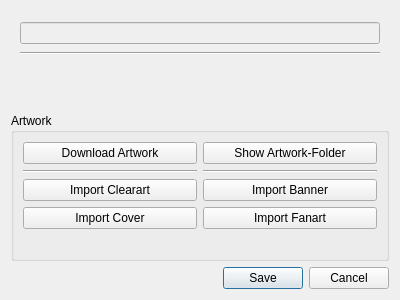
Above: gameinfodialog.ui from FusionLauncher/FusionClient before the change. Below: the same form after it.
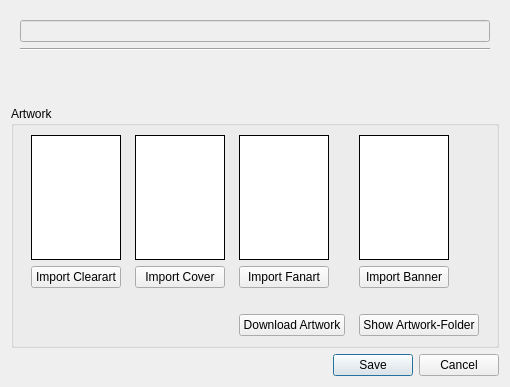
That is the form after the change.

Commit message: Show art on GameInfoDialog

```diff
--- a/gameinfodialog.ui
+++ b/gameinfodialog.ui
@@ -6,8 +6,8 @@
    <rect>
     <x>0</x>
     <y>0</y>
-    <width>400</width>
-    <height>300</height>
+    <width>510</width>
+    <height>381</height>
    </rect>
   </property>
   <property name="windowTitle">
@@ -16,6 +16,12 @@
   <layout class="QVBoxLayout" name="verticalLayout">
    <item>
     <widget class="QWidget" name="widget_2" native="true">
+     <property name="sizePolicy">
+      <sizepolicy hsizetype="Preferred" vsizetype="Fixed">
+       <horstretch>0</horstretch>
+       <verstretch>0</verstretch>
+      </sizepolicy>
+     </property>
      <layout class="QVBoxLayout" name="verticalLayout_2">
       <item>
        <widget class="QLineEdit" name="lineEdit">
@@ -59,66 +65,212 @@
       <string>Artwork</string>
      </property>
      <layout class="QGridLayout" name="gridLayout">
-      <item row="5" column="1">
-       <widget class="QPushButton" name="importBannerButton">
+      <item row="6" column="4">
+       <widget class="QLabel" name="label_2">
         <property name="text">
-         <string>Import Banner</string>
+         <string/>
         </property>
        </widget>
       </item>
-      <item row="6" column="1">
-       <widget class="QPushButton" name="importFanartButton">
-        <property name="text">
-         <string>Import Fanart</string>
-        </property>
-       </widget>
-      </item>
-      <item row="6" column="0">
-       <widget class="QPushButton" name="importCoverButton">
-        <property name="text">
-         <string>Import Cover</string>
-        </property>
-       </widget>
-      </item>
-      <item row="5" column="0">
+      <item row="4" column="0">
        <widget class="QPushButton" name="importClearartButton">
+        <property name="minimumSize">
+         <size>
+          <width>90</width>
+          <height>0</height>
+         </size>
+        </property>
+        <property name="maximumSize">
+         <size>
+          <width>90</width>
+          <height>16777215</height>
+         </size>
+        </property>
         <property name="text">
          <string>Import Clearart</string>
         </property>
        </widget>
       </item>
-      <item row="1" column="1">
-       <widget class="QPushButton" name="ShowArtworkFolder">
+      <item row="4" column="3">
+       <widget class="QPushButton" name="importFanartButton">
+        <property name="minimumSize">
+         <size>
+          <width>90</width>
+          <height>0</height>
+         </size>
+        </property>
+        <property name="maximumSize">
+         <size>
+          <width>90</width>
+          <height>16777215</height>
+         </size>
+        </property>
         <property name="text">
-         <string>Show Artwork-Folder</string>
+         <string>Import Fanart</string>
         </property>
        </widget>
       </item>
-      <item row="1" column="0">
+      <item row="7" column="3">
        <widget class="QPushButton" name="downloadArtButton">
         <property name="text">
          <string>Download Artwork</string>
         </property>
        </widget>
       </item>
-      <item row="7" column="1">
-       <widget class="QLabel" name="label_2">
+      <item row="2" column="4">
+       <widget class="QLabel" name="aw_la_Banner">
+        <property name="sizePolicy">
+         <sizepolicy hsizetype="Fixed" vsizetype="Fixed">
+          <horstretch>0</horstretch>
+          <verstretch>0</verstretch>
+         </sizepolicy>
+        </property>
+        <property name="minimumSize">
+         <size>
+          <width>90</width>
+          <height>125</height>
+         </size>
+        </property>
+        <property name="maximumSize">
+         <size>
+          <width>90</width>
+          <height>125</height>
+         </size>
+        </property>
+        <property name="styleSheet">
+         <string notr="true">border:1px solid;background-color:white;</string>
+        </property>
+        <property name="text">
+         <string/>
+        </property>
+       </widget>
+      </item>
+      <item row="2" column="3">
+       <widget class="QLabel" name="aw_la_Fanart">
+        <property name="sizePolicy">
+         <sizepolicy hsizetype="Fixed" vsizetype="Fixed">
+          <horstretch>0</horstretch>
+          <verstretch>0</verstretch>
+         </sizepolicy>
+        </property>
+        <property name="minimumSize">
+         <size>
+          <width>90</width>
+          <height>125</height>
+         </size>
+        </property>
+        <property name="maximumSize">
+         <size>
+          <width>90</width>
+          <height>125</height>
+         </size>
+        </property>
+        <property name="styleSheet">
+         <string notr="true">border:1px solid;background-color:white;</string>
+        </property>
         <property name="text">
          <string/>
         </property>
        </widget>
       </item>
       <item row="2" column="1">
-       <widget class="Line" name="line_2">
-        <property name="orientation">
-         <enum>Qt::Horizontal</enum>
+       <widget class="QLabel" name="aw_la_Cover">
+        <property name="sizePolicy">
+         <sizepolicy hsizetype="Fixed" vsizetype="Fixed">
+          <horstretch>0</horstretch>
+          <verstretch>0</verstretch>
+         </sizepolicy>
+        </property>
+        <property name="minimumSize">
+         <size>
+          <width>90</width>
+          <height>125</height>
+         </size>
+        </property>
+        <property name="maximumSize">
+         <size>
+          <width>90</width>
+          <height>125</height>
+         </size>
+        </property>
+        <property name="styleSheet">
+         <string notr="true">border:1px solid;background-color:white;</string>
+        </property>
+        <property name="text">
+         <string/>
         </property>
        </widget>
       </item>
       <item row="2" column="0">
-       <widget class="Line" name="line_3">
-        <property name="orientation">
-         <enum>Qt::Horizontal</enum>
+       <widget class="QLabel" name="aw_la_Clearart">
+        <property name="sizePolicy">
+         <sizepolicy hsizetype="Fixed" vsizetype="Fixed">
+          <horstretch>0</horstretch>
+          <verstretch>0</verstretch>
+         </sizepolicy>
+        </property>
+        <property name="minimumSize">
+         <size>
+          <width>90</width>
+          <height>125</height>
+         </size>
+        </property>
+        <property name="maximumSize">
+         <size>
+          <width>90</width>
+          <height>125</height>
+         </size>
+        </property>
+        <property name="styleSheet">
+         <string notr="true">border:1px solid;background-color:white;</string>
+        </property>
+        <property name="text">
+         <string/>
+        </property>
+       </widget>
+      </item>
+      <item row="4" column="4">
+       <widget class="QPushButton" name="importBannerButton">
+        <property name="minimumSize">
+         <size>
+          <width>90</width>
+          <height>0</height>
+         </size>
+        </property>
+        <property name="maximumSize">
+         <size>
+          <width>90</width>
+          <height>16777215</height>
+         </size>
+        </property>
+        <property name="text">
+         <string>Import Banner</string>
+        </property>
+       </widget>
+      </item>
+      <item row="4" column="1">
+       <widget class="QPushButton" name="importCoverButton">
+        <property name="minimumSize">
+         <size>
+          <width>90</width>
+          <height>0</height>
+         </size>
+        </property>
+        <property name="maximumSize">
+         <size>
+          <width>90</width>
+          <height>16777215</height>
+         </size>
+        </property>
+        <property name="text">
+         <string>Import Cover</string>
+        </property>
+       </widget>
+      </item>
+      <item row="7" column="4">
+       <widget class="QPushButton" name="ShowArtworkFolder">
+        <property name="text">
+         <string>Show Artwork-Folder</string>
         </property>
        </widget>
       </item>
```
The commit also changes 1 other file.
